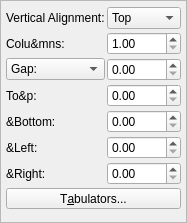
Qt form scribus/ui/propertywidget_distancebase.ui (scribusproject/scribus) before a commit.
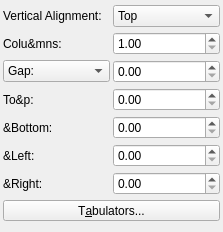
The same form after that commit. Custom widgets are drawn as their Qt base class.

What changed in the file:
```diff
--- a/scribus/ui/propertywidget_distancebase.ui
+++ b/scribus/ui/propertywidget_distancebase.ui
@@ -6,34 +6,28 @@
    <rect>
     <x>0</x>
     <y>0</y>
-    <width>187</width>
-    <height>223</height>
+    <width>223</width>
+    <height>232</height>
    </rect>
   </property>
   <property name="windowTitle">
    <string notr="true">Frame</string>
   </property>
-  <property name="frameShape">
-   <enum>QFrame::StyledPanel</enum>
-  </property>
-  <property name="frameShadow">
-   <enum>QFrame::Raised</enum>
-  </property>
   <layout class="QGridLayout" name="gridLayout">
    <property name="leftMargin">
-    <number>5</number>
+    <number>3</number>
    </property>
    <property name="topMargin">
-    <number>5</number>
+    <number>3</number>
    </property>
    <property name="rightMargin">
-    <number>5</number>
+    <number>3</number>
    </property>
    <property name="bottomMargin">
-    <number>5</number>
+    <number>3</number>
    </property>
    <property name="spacing">
-    <number>2</number>
+    <number>3</number>
    </property>
    <item row="0" column="0">
     <widget class="QLabel" name="verticalAlignLabel">
```
